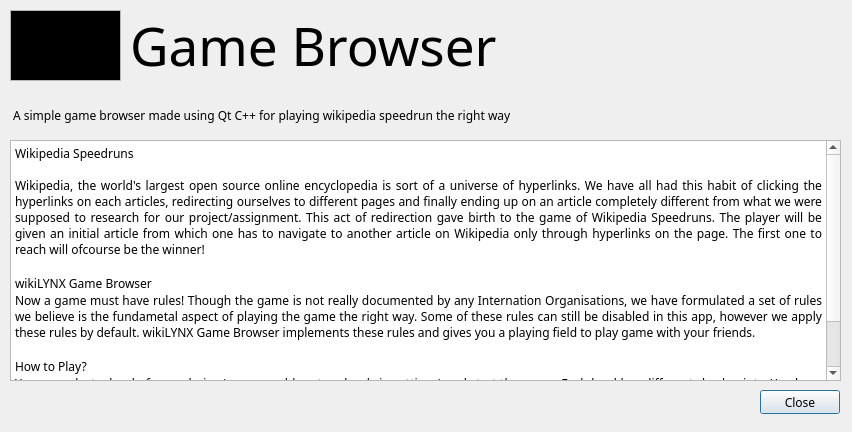
The window that wikiLYNX/ui/help.ui (flamboyantpenguin/wikiLYNX) describes before a commit, drawn with Qt 5.
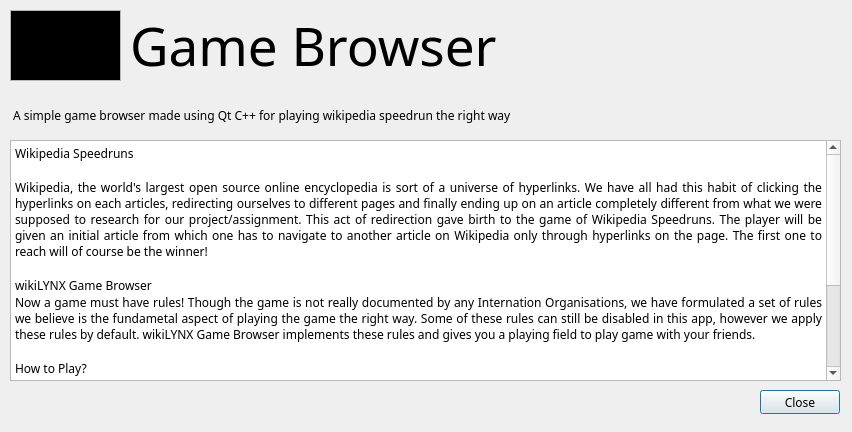
The same window after the commit. Icons and pictures are not drawn.

Commit message: Release 1.2.5 - Added support for player names - Added Leaderboards - Program Optimizations - Bug Fixes - Minor UI Changes

```diff
--- a/wikiLYNX/ui/help.ui
+++ b/wikiLYNX/ui/help.ui
@@ -99,14 +99,16 @@
 hr { height: 1px; border-width: 0; }
 li.unchecked::marker { content: &quot;\2610&quot;; }
 li.checked::marker { content: &quot;\2612&quot;; }
-&lt;/style&gt;&lt;/head&gt;&lt;body style=&quot; font-family:'Noto Sans'; font-size:9pt; font-weight:400; font-style:normal;&quot;&gt;
-&lt;p align=&quot;justify&quot; style=&quot; margin-top:0px; margin-bottom:0px; margin-left:0px; margin-right:0px; -qt-block-indent:0; text-indent:0px;&quot;&gt;Wikipedia Speedruns&lt;br /&gt;&lt;br /&gt;Wikipedia, the world's largest open source online encyclopedia is sort of a universe of hyperlinks. We have all had this habit of clicking the hyperlinks on each articles, redirecting ourselves to different pages and finally ending up on an article completely different from what we were supposed to research for our project/assignment. This act of redirection gave birth to the game of Wikipedia Speedruns. The player will be given an initial article from which one has to navigate to another article on Wikipedia only through hyperlinks on the page. The first one to reach will ofcourse be the winner! &lt;/p&gt;
-&lt;p style=&quot;-qt-paragraph-type:empty; margin-top:0px; margin-bottom:0px; margin-left:0px; margin-right:0px; -qt-block-indent:0; text-indent:0px;&quot;&gt;&lt;br /&gt;&lt;/p&gt;
-&lt;p style=&quot; margin-top:0px; margin-bottom:0px; margin-left:0px; margin-right:0px; -qt-block-indent:0; text-indent:0px;&quot;&gt;wikiLYNX Game Browser&lt;/p&gt;
-&lt;p align=&quot;justify&quot; style=&quot; margin-top:0px; margin-bottom:0px; margin-left:0px; margin-right:0px; -qt-block-indent:0; text-indent:0px;&quot;&gt;Now a game must have rules! Though the game is not really documented by any Internation Organisations, we have formulated a set of rules we believe is the fundametal aspect of playing the game the right way. Some of these rules can still be disabled in this app, however we apply these rules by default. wikiLYNX Game Browser implements these rules and gives you a playing field to play game with your friends. &lt;/p&gt;
-&lt;p style=&quot;-qt-paragraph-type:empty; margin-top:0px; margin-bottom:0px; margin-left:0px; margin-right:0px; -qt-block-indent:0; text-indent:0px;&quot;&gt;&lt;br /&gt;&lt;/p&gt;
-&lt;p style=&quot; margin-top:0px; margin-bottom:0px; margin-left:0px; margin-right:0px; -qt-block-indent:0; text-indent:0px;&quot;&gt;How to Play?&lt;/p&gt;
-&lt;p align=&quot;justify&quot; style=&quot; margin-top:0px; margin-bottom:0px; margin-left:0px; margin-right:0px; -qt-block-indent:0; text-indent:0px;&quot;&gt;You can select a level of your choice (you can add custom levels in settings) and start the game. Each level has different checkpoints. You have to reach the checkpoints one by one. The order is incremental that is, you are supposed to reach checkpoint 1 before checkpoint 2. By default, you are not allowed to access other websites from reference links (this can be turned off in settings). You're also not allowed to change game window, this will end the game abruptly (this can also be turned off in settings). You can access the game logs from gData directory. &lt;/p&gt;&lt;/body&gt;&lt;/html&gt;</string>
+&lt;/style&gt;&lt;/head&gt;&lt;body style=&quot; font-family:'Noto Sans'; font-size:10pt; font-weight:400; font-style:normal;&quot;&gt;
+&lt;p align=&quot;justify&quot; style=&quot; margin-top:0px; margin-bottom:0px; margin-left:0px; margin-right:0px; -qt-block-indent:0; text-indent:0px;&quot;&gt;&lt;span style=&quot; font-size:9pt;&quot;&gt;Wikipedia Speedruns&lt;br /&gt;&lt;br /&gt;Wikipedia, the world's largest open source online encyclopedia is sort of a universe of hyperlinks. We have all had this habit of clicking the hyperlinks on each articles, redirecting ourselves to different pages and finally ending up on an article completely different from what we were supposed to research for our project/assignment. This act of redirection gave birth to the game of Wikipedia Speedruns. The player will be given an initial article from which one has to navigate to another article on Wikipedia only through hyperlinks on the page. The first one to reach will of course be the winner! &lt;/span&gt;&lt;/p&gt;
+&lt;p style=&quot;-qt-paragraph-type:empty; margin-top:0px; margin-bottom:0px; margin-left:0px; margin-right:0px; -qt-block-indent:0; text-indent:0px; font-size:9pt;&quot;&gt;&lt;br /&gt;&lt;/p&gt;
+&lt;p style=&quot; margin-top:0px; margin-bottom:0px; margin-left:0px; margin-right:0px; -qt-block-indent:0; text-indent:0px;&quot;&gt;&lt;span style=&quot; font-size:9pt;&quot;&gt;wikiLYNX Game Browser&lt;/span&gt;&lt;/p&gt;
+&lt;p align=&quot;justify&quot; style=&quot; margin-top:0px; margin-bottom:0px; margin-left:0px; margin-right:0px; -qt-block-indent:0; text-indent:0px;&quot;&gt;&lt;span style=&quot; font-size:9pt;&quot;&gt;Now a game must have rules! Though the game is not really documented by any Internation Organisations, we have formulated a set of rules we believe is the fundametal aspect of playing the game the right way. Some of these rules can still be disabled in this app, however we apply these rules by default. wikiLYNX Game Browser implements these rules and gives you a playing field to play game with your friends. &lt;/span&gt;&lt;/p&gt;
+&lt;p style=&quot;-qt-paragraph-type:empty; margin-top:0px; margin-bottom:0px; margin-left:0px; margin-right:0px; -qt-block-indent:0; text-indent:0px; font-size:9pt;&quot;&gt;&lt;br /&gt;&lt;/p&gt;
+&lt;p style=&quot; margin-top:0px; margin-bottom:0px; margin-left:0px; margin-right:0px; -qt-block-indent:0; text-indent:0px;&quot;&gt;&lt;span style=&quot; font-size:9pt;&quot;&gt;How to Play?&lt;/span&gt;&lt;/p&gt;
+&lt;p align=&quot;justify&quot; style=&quot; margin-top:0px; margin-bottom:0px; margin-left:0px; margin-right:0px; -qt-block-indent:0; text-indent:0px;&quot;&gt;&lt;span style=&quot; font-size:9pt;&quot;&gt;You can select a level of your choice (you can add custom levels in settings) and start the game. Each level has different checkpoints. You have to reach the checkpoints one by one. The order is incremental that is, you are supposed to reach checkpoint 1 before checkpoint 2. Once you complete all the checkpoints in the right order, you will win the game! You can compete with your friends on the basis of `Time Taken` field in each game. `Time Taken` denotes the time taken to complete the game from start till the end. If you're unable to complete all the checkpoints, it will show the time taken to reach the previous checkpoint. &lt;/span&gt;&lt;/p&gt;
+&lt;p align=&quot;justify&quot; style=&quot; margin-top:0px; margin-bottom:0px; margin-left:0px; margin-right:0px; -qt-block-indent:0; text-indent:0px;&quot;&gt;&lt;span style=&quot; font-size:9pt;&quot;&gt;By default, you are not allowed to access other websites from reference links (this can be turned off in settings), this will restart the current checkpoints. You're also not allowed to change game window, this will end the game abruptly (this can also be turned off in settings). You can access the game logs from gData directory. &lt;/span&gt;&lt;/p&gt;
+&lt;p style=&quot; margin-top:0px; margin-bottom:0px; margin-left:0px; margin-right:0px; -qt-block-indent:0; text-indent:0px;&quot;&gt;&lt;span style=&quot; font-size:9pt;&quot;&gt;You can use the `Edit Level` option to add your own custom levels. &lt;/span&gt;&lt;/p&gt;&lt;/body&gt;&lt;/html&gt;</string>
    </property>
   </widget>
  </widget>
```
Left out of the diff: 5 changed lines with no effect on the pictures. The commit also changes 19 other files.
